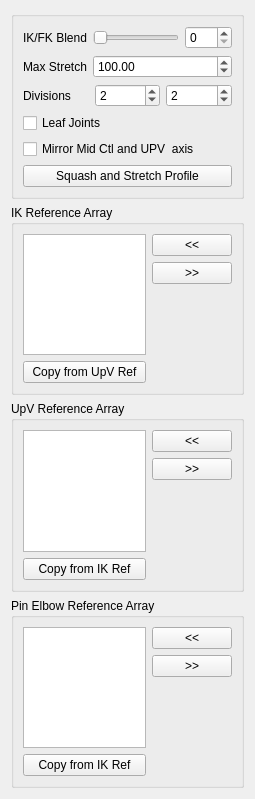
Old version of the form release/scripts/mgear/shifter_epic_components/EPIC_leg_02/settingsUI.ui in the repository mgear-dev/mgear4.
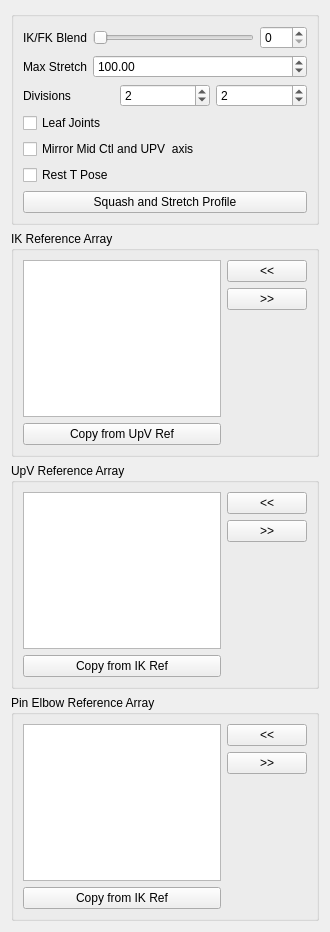
New version of the form.

Commit message: EPIC Arm and leg 02 enhancements: T reset pose for FK and IK controls Closes #359

What changed in the file:
```diff
--- a/release/scripts/mgear/shifter_epic_components/EPIC_leg_02/settingsUI.ui
+++ b/release/scripts/mgear/shifter_epic_components/EPIC_leg_02/settingsUI.ui
@@ -6,8 +6,8 @@
    <rect>
     <x>0</x>
     <y>0</y>
-    <width>255</width>
-    <height>799</height>
+    <width>330</width>
+    <height>932</height>
    </rect>
   </property>
   <property name="windowTitle">
@@ -149,6 +149,22 @@
           </property>
          </widget>
         </item>
+        <item>
+         <widget class="QCheckBox" name="TPoseRest_checkBox">
+          <property name="toolTip">
+           <string extracomment="This option set the axis of the mid CTL (elbow) and the up vector control to move in a mirror behaviour ">&lt;html&gt;&lt;head/&gt;&lt;body&gt;&lt;p&gt;If checked, the Rest pose for controls will be in T Pose&lt;/p&gt;&lt;/body&gt;&lt;/html&gt;</string>
+          </property>
+          <property name="statusTip">
+           <string extracomment="This option set the axis of the mid CTL (elbow) and the up vector control to move in a mirror behaviour ">This option set the axis of the mid CTL (elbow) and the up vector control to move in a mirror behaviour </string>
+          </property>
+          <property name="whatsThis">
+           <string>This option set the axis of the mid CTL (elbow) and the up vector control to move in a mirror behaviour </string>
+          </property>
+          <property name="text">
+           <string>Rest T Pose</string>
+          </property>
+         </widget>
+        </item>
         <item>
          <layout class="QHBoxLayout" name="horizontalLayout_2">
           <item>
```
The commit also changes 7 other files.
